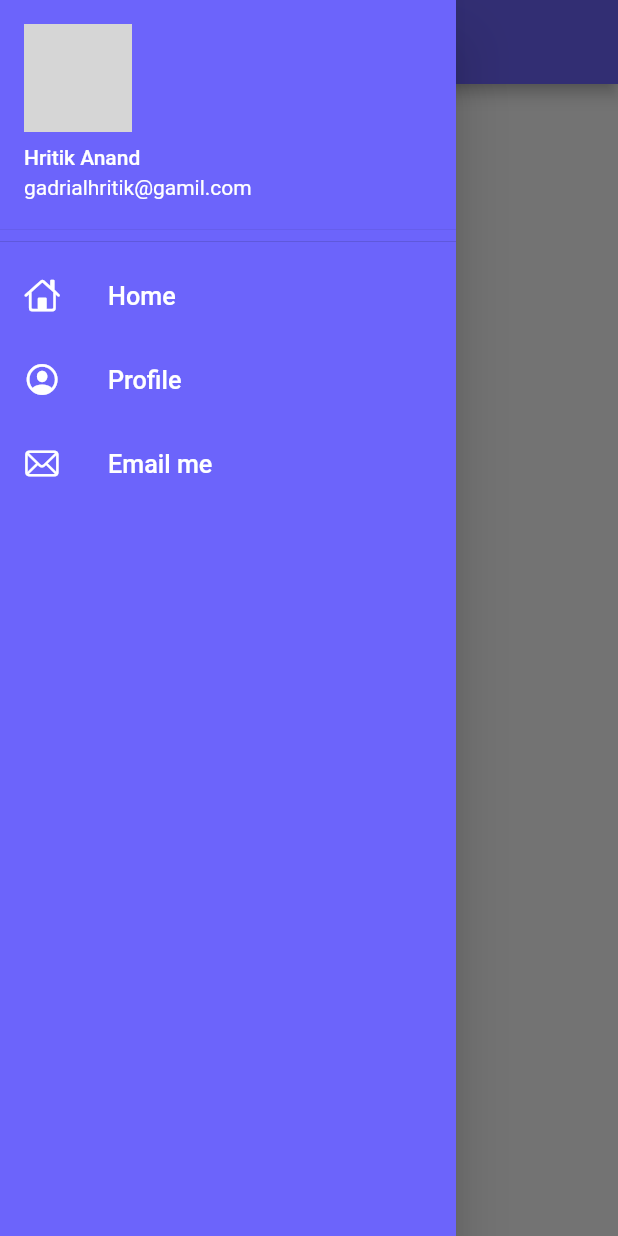
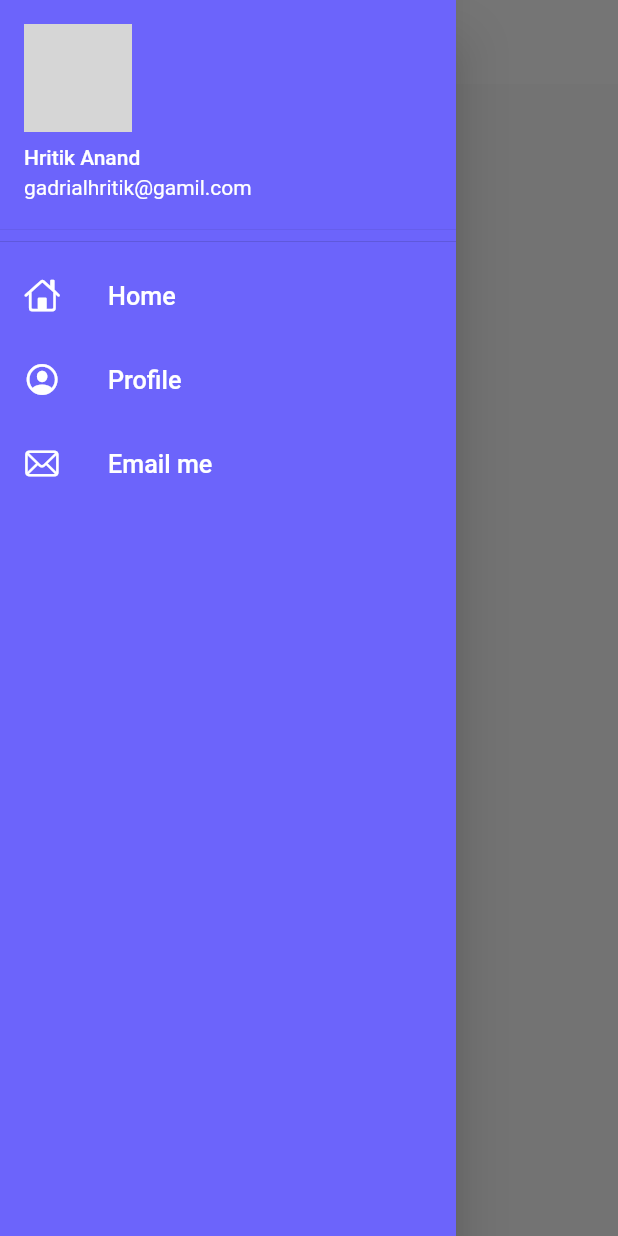
Before and after one commit to hga-777/Catalog_App, a Flutter app: the screen it shows after launch, with the side drawer open, on a phone screen of 412 x 824 dp. Run offline on Flutter 3.47's test engine with Material 2 defaults, Android fonts, the phone set to English and light mode, and no system bars; our stand-ins replace google_fonts; network calls fail; grey boxes are pictures that could not be loaded.

Commit message:
separate file for the theme has been added

```diff
--- a/lib/main.dart
+++ b/lib/main.dart
@@ -1,38 +1,20 @@
 import 'package:flutter/material.dart';
 import 'package:flutter_catalog/Pages/login_page.dart';
 import 'package:flutter_catalog/utils/routes.dart';
+import 'package:flutter_catalog/widgets/theme.dart';
 import 'Pages/homepage.dart';
 import 'package:google_fonts/google_fonts.dart'; //added to use google fonts (pub.dev)
-
+import 'widgets/theme.dart';
 void main() {
   runApp(MyApp());
 }
 
 class MyApp extends StatelessWidget {
-MaterialColor customPurpleColor = MaterialColor(0xFF6C64FB, {   //this is added to make custom color (chatgpt)
-  50: Color(0xFFE8E7FC),
-  100: Color(0xFFC5C3F8),
-  200: Color(0xFFA09DF5),
-  300: Color(0xFF7C79F2),
-  400: Color(0xFF5956EE),
-  500: Color(0xFF6C64FB), // The primary shade
-  600: Color(0xFF322EE9),
-  700: Color(0xFF2C27C3),
-  800: Color(0xFF251F9D),
-  900: Color(0xFF1F1880),
-});
   @override
   Widget build(BuildContext context) {
     return MaterialApp(
-      theme: ThemeData(
-        primarySwatch:   customPurpleColor, //primary Swatch is the color of appbar , button etc
-        fontFamily: GoogleFonts.roboto()
-            .fontFamily, // yeha change krne se saare jagah chnage ho jaega
-      ),
-      darkTheme: ThemeData(
-        //dark theme property when the dark mode is on
-        brightness: Brightness.dark,
-      ),
+      theme: MyTheme.lightTheme(context),
+      darkTheme: MyTheme.darkTheme(context),
       debugShowCheckedModeBanner: false, //yeh krne se side me jo debug likha h woh gayab ho jaega
       initialRoute: "/home", //intial strting page
       routes: {
--- /dev/null
+++ b/lib/widgets/theme.dart
@@ -0,0 +1,34 @@
+import 'package:flutter/material.dart';
+import 'package:google_fonts/google_fonts.dart';
+
+MaterialColor customPurpleColor = MaterialColor(0xFF6C64FB, {
+  //this is added to make custom color (chatgpt)
+  50: Color(0xFFE8E7FC),
+  100: Color(0xFFC5C3F8),
+  200: Color(0xFFA09DF5),
+  300: Color(0xFF7C79F2),
+  400: Color(0xFF5956EE),
+  500: Color(0xFF6C64FB), // The primary shade
+  600: Color(0xFF322EE9),
+  700: Color(0xFF2C27C3),
+  800: Color(0xFF251F9D),
+  900: Color(0xFF1F1880),
+});
+
+class MyTheme {
+  static ThemeData lightTheme(BuildContext context) => ThemeData(
+        primarySwatch:
+            customPurpleColor, //primary Swatch is the color of appbar , button etc
+        fontFamily: GoogleFonts.roboto()
+            .fontFamily, // yeha change krne se saare jagah chnage ho jaega
+        appBarTheme: AppBarTheme(
+          color: Colors.white,
+          elevation: 0.0,
+          titleTextStyle: TextStyle(color: Colors.black),
+          iconTheme: IconThemeData(color: Colors.black),
+        ),
+      );
+  static ThemeData darkTheme(BuildContext context) => ThemeData(
+    brightness: Brightness.dark,   //works when working in dark mode
+  );
+}
```
